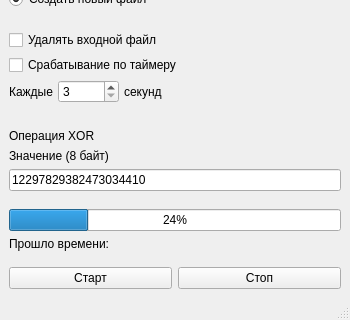
Above: ui/mainwindow.ui from StariyDedushka/xor-file before the change; both pictures show x 0 to 350 and y 369 to 689 of the 350 by 689 pixel window. Below: the same form after it.
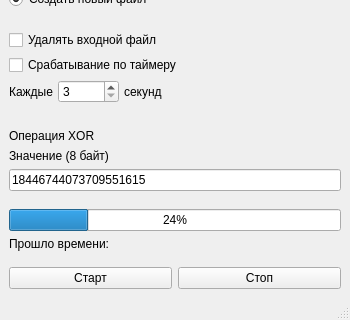
That is the form after the change.

Patch:
```diff
--- a/ui/mainwindow.ui
+++ b/ui/mainwindow.ui
@@ -264,7 +264,7 @@
       <item>
        <widget class="QLineEdit" name="editModifier">
         <property name="text">
-         <string>12297829382473034410</string>
+         <string>18446744073709551615</string>
         </property>
         <property name="maxLength">
          <number>20</number>
```
